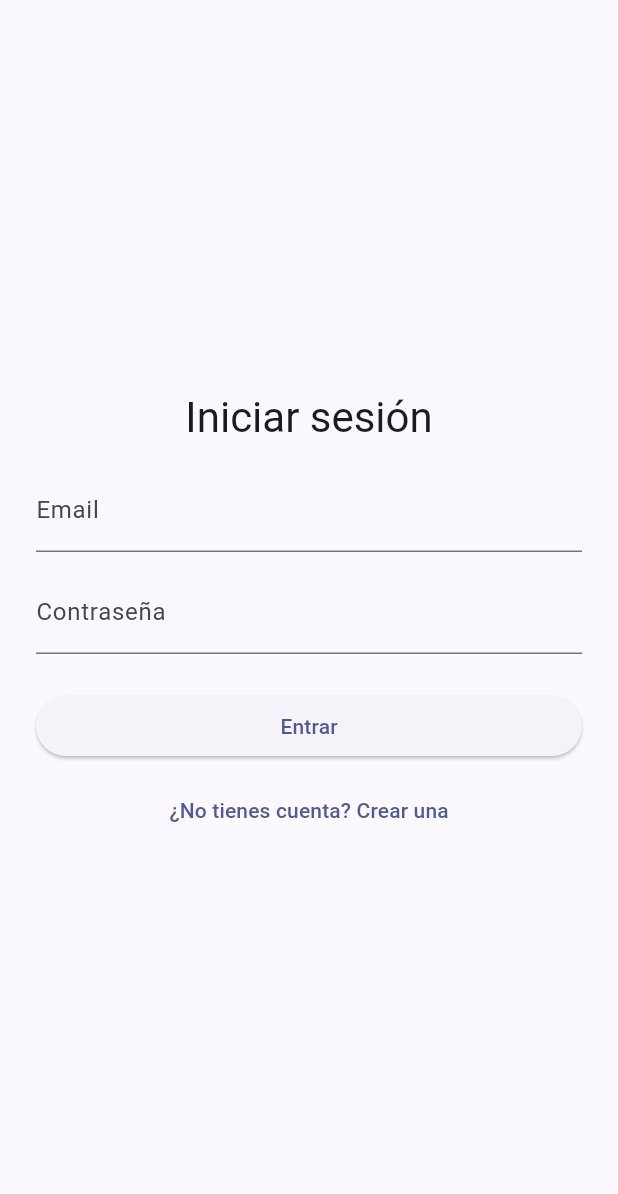
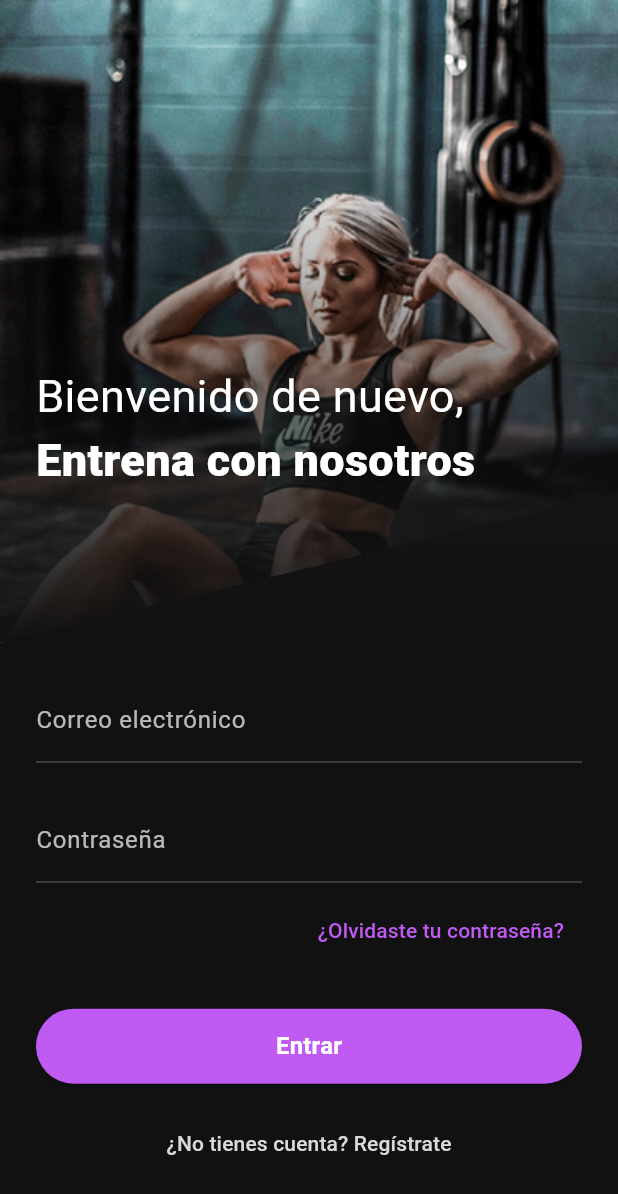
Before and after one commit to sebastianocamporoa/entrenador, a Flutter app: the LoginPage screen opened directly, on a phone screen of 412 x 824 dp. Shown: the top 1194 px of the screen. Run offline on Flutter 3.47's test engine with Material 3 defaults, Android fonts, the light colour scheme and no system bars; our stand-ins replace supabase_flutter, syncfusion_flutter_calendar; accounts and stored records are empty.

Commit message:
corrección visual login

```diff
--- a/lib/main.dart
+++ b/lib/main.dart
@@ -326,29 +326,6 @@ class _LoginPageState extends State<LoginPage> {
           return;
         }
       }
-
-      final user = Supabase.instance.client.auth.currentUser;
-      if (user != null) {
-        final supa = Supabase.instance.client;
-        try {
-          final existing = await supa
-              .from('app_user')
-              .select('role')
-              .eq('auth_user_id', user.id)
-              .maybeSingle();
-
-          if (existing == null) {
-            await supa.from('app_user').insert({
-              'auth_user_id': user.id,
-              'role': 'client',
-              'full_name':
-                  user.userMetadata?['full_name'] ??
-                  user.email?.split('@').first,
-              'email': user.email,
-            });
-          }
-        } catch (_) {}
-      }
     } on AuthException catch (e) {
       setState(() => errorMsg = e.message);
     } catch (e) {
@@ -359,65 +336,176 @@ class _LoginPageState extends State<LoginPage> {
   }
 
   @override
-  void dispose() {
-    emailCtrl.dispose();
-    passCtrl.dispose();
-    super.dispose();
-  }
+  Widget build(BuildContext context) {
+    const accent = Color(0xFFBF5AF2);
+    const background = Color(0xFF1C1C1E);
+    const formBackground = Color(0xFF111111);
+    const textColor = Color(0xFFD9D9D9);
 
-  @override
-  Widget build(BuildContext context) {
-    final title = isLogin ? 'Iniciar sesión' : 'Crear cuenta';
+    final title = isLogin ? 'Bienvenido de nuevo,' : 'Crea tu cuenta';
+    final subtitle = isLogin ? 'Entrena con nosotros' : 'Comienza tu viaje';
     final action = isLogin ? 'Entrar' : 'Registrarme';
 
     return Scaffold(
-      body: Center(
-        child: ConstrainedBox(
-          constraints: const BoxConstraints(maxWidth: 420),
-          child: Padding(
-            padding: const EdgeInsets.all(24),
-            child: Column(
-              mainAxisSize: MainAxisSize.min,
+      backgroundColor: background,
+      resizeToAvoidBottomInset: true,
+      body: SafeArea(
+        child: Column(
+          children: [
+            // 🔹 Imagen con diagonal y título
+            Stack(
               children: [
-                Text(title, style: Theme.of(context).textTheme.headlineMedium),
-                const SizedBox(height: 16),
-                TextField(
-                  controller: emailCtrl,
-                  keyboardType: TextInputType.emailAddress,
-                  decoration: const InputDecoration(labelText: 'Email'),
-                ),
-                const SizedBox(height: 12),
-                TextField(
-                  controller: passCtrl,
-                  obscureText: true,
-                  decoration: const InputDecoration(labelText: 'Contraseña'),
-                ),
-                const SizedBox(height: 12),
-                if (errorMsg != null)
-                  Text(
-                    errorMsg!,
-                    style: const TextStyle(color: Colors.redAccent),
-                  ),
-                const SizedBox(height: 12),
-                SizedBox(
-                  width: double.infinity,
-                  child: ElevatedButton(
-                    onPressed: loading ? null : _submit,
-                    child: Text(loading ? 'Procesando...' : action),
+                ClipPath(
+                  clipper: _DiagonalClipper(),
+                  child: SizedBox(
+                    height: MediaQuery.of(context).size.height * 0.52,
+                    width: double.infinity,
+                    child: Image.asset(
+                      'assets/login_bg.jpg',
+                      fit: BoxFit.cover,
+                    ),
                   ),
                 ),
-                const SizedBox(height: 8),
-                TextButton(
-                  onPressed: () => setState(() => isLogin = !isLogin),
-                  child: Text(
-                    isLogin
-                        ? '¿No tienes cuenta? Crear una'
-                        : '¿Ya tienes cuenta? Inicia sesión',
+                Positioned.fill(
+                  child: DecoratedBox(
+                    decoration: BoxDecoration(
+                      gradient: LinearGradient(
+                        begin: Alignment.bottomCenter,
+                        end: Alignment.topCenter,
+                        colors: [
+                          formBackground,
+                          formBackground.withOpacity(0.7),
+                          Colors.transparent,
+                        ],
+                        stops: const [0.0, 0.25, 0.8],
+                      ),
+                    ),
+                  ),
+                ),
+                Positioned(
+                  left: 24,
+                  bottom: 100,
+                  child: Column(
+                    crossAxisAlignment: CrossAxisAlignment.start,
+                    children: [
+                      Text(
+                        title,
+                        style: const TextStyle(
+                          color: Colors.white,
+                          fontSize: 30,
+                          fontWeight: FontWeight.w400,
+                        ),
+                      ),
+                      Text(
+                        subtitle,
+                        style: const TextStyle(
+                          color: Colors.white,
+                          fontSize: 30,
+                          fontWeight: FontWeight.w800,
+                        ),
+                      ),
+                    ],
                   ),
                 ),
               ],
             ),
-          ),
+
+            // 🔹 Solo el formulario se ajusta y hace scroll
+            Flexible(
+              child: Container(
+                width: double.infinity,
+                color: formBackground,
+                padding: const EdgeInsets.symmetric(
+                  horizontal: 24,
+                  vertical: 24,
+                ),
+                child: SingleChildScrollView(
+                  physics: const BouncingScrollPhysics(),
+                  child: Column(
+                    mainAxisSize: MainAxisSize.min,
+                    crossAxisAlignment: CrossAxisAlignment.center,
+                    children: [
+                      TextField(
+                        controller: emailCtrl,
+                        keyboardType: TextInputType.emailAddress,
+                        style: const TextStyle(color: textColor),
+                        decoration: InputDecoration(
+                          labelText: 'Correo electrónico',
+                          labelStyle: const TextStyle(color: Colors.white70),
+                          enabledBorder: const UnderlineInputBorder(
+                            borderSide: BorderSide(color: Colors.white24),
+                          ),
+                          focusedBorder: const UnderlineInputBorder(
+                            borderSide: BorderSide(color: accent),
+                          ),
+                        ),
+                      ),
+                      const SizedBox(height: 24),
+                      TextField(
+                        controller: passCtrl,
+                        obscureText: true,
+                        style: const TextStyle(color: textColor),
+                        decoration: InputDecoration(
+                          labelText: 'Contraseña',
+                          labelStyle: const TextStyle(color: Colors.white70),
+                          enabledBorder: const UnderlineInputBorder(
+                            borderSide: BorderSide(color: Colors.white24),
+                          ),
+                          focusedBorder: const UnderlineInputBorder(
+                            borderSide: BorderSide(color: accent),
+                          ),
+                        ),
+                      ),
+                      const SizedBox(height: 8),
+                      Align(
+                        alignment: Alignment.centerRight,
+                        child: TextButton(
+                          onPressed: () {},
+                          child: const Text(
+                            '¿Olvidaste tu contraseña?',
+                            style: TextStyle(color: accent, fontSize: 14),
+                          ),
+                        ),
+                      ),
+                      const SizedBox(height: 28),
+                      SizedBox(
+                        width: double.infinity,
+                        height: 50,
+                        child: ElevatedButton(
+                          style: ElevatedButton.styleFrom(
+                            backgroundColor: accent,
+                            shape: RoundedRectangleBorder(
+                              borderRadius: BorderRadius.circular(25),
+                            ),
+                          ),
+                          onPressed: loading ? null : _submit,
+                          child: Text(
+                            loading ? 'Procesando...' : action,
+                            style: const TextStyle(
+                              color: Colors.white,
+                              fontWeight: FontWeight.bold,
+                              fontSize: 16,
+                            ),
+                          ),
+                        ),
+                      ),
+                      const SizedBox(height: 16),
+                      TextButton(
+                        onPressed: () => setState(() => isLogin = !isLogin),
+                        child: Text(
+                          isLogin
+                              ? '¿No tienes cuenta? Regístrate'
+                              : '¿Ya tienes cuenta? Inicia sesión',
+                          style: const TextStyle(color: textColor),
+                        ),
+                      ),
+                      const SizedBox(height: 20),
+                    ],
+                  ),
+                ),
+              ),
+            ),
+          ],
         ),
       ),
     );
@@ -426,7 +514,7 @@ class _LoginPageState extends State<LoginPage> {
 
 class HomePage extends StatelessWidget {
   const HomePage({super.key});
-
+  //TODO: corregir vista al abrir el teclado
   @override
   Widget build(BuildContext context) {
     return Scaffold(
```
Also changed, not shown: assets/login_bg.jpg (added).
